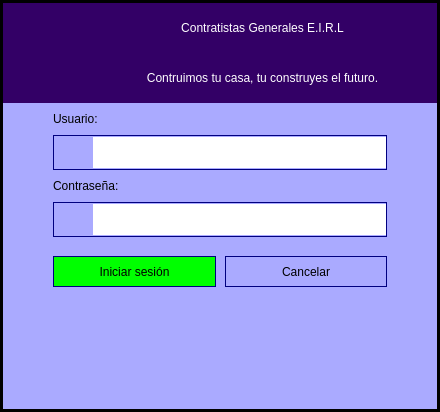
The window that ui_files/login.ui (Romehe369/aec_contrastistas_g) describes before a commit, drawn with Qt 5.
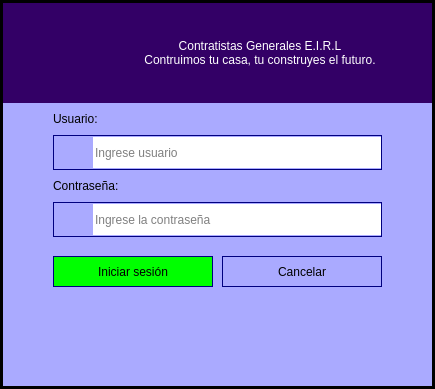
The same window after the commit. Icons and pictures are not drawn.

```diff
--- a/ui_files/login.ui
+++ b/ui_files/login.ui
@@ -6,8 +6,8 @@
    <rect>
     <x>0</x>
     <y>0</y>
-    <width>440</width>
-    <height>412</height>
+    <width>435</width>
+    <height>389</height>
    </rect>
   </property>
   <property name="windowTitle">
@@ -67,7 +67,7 @@
          <property name="minimumSize">
           <size>
            <width>0</width>
-           <height>100</height>
+           <height>80</height>
           </size>
          </property>
          <property name="maximumSize">
@@ -87,6 +87,9 @@
           <enum>QFrame::Raised</enum>
          </property>
          <layout class="QHBoxLayout" name="horizontalLayout_5">
+          <property name="spacing">
+           <number>6</number>
+          </property>
           <property name="leftMargin">
            <number>9</number>
           </property>
@@ -127,6 +130,19 @@
             <property name="spacing">
              <number>0</number>
             </property>
+            <item>
+             <spacer name="verticalSpacer_3">
+              <property name="orientation">
+               <enum>Qt::Vertical</enum>
+              </property>
+              <property name="sizeHint" stdset="0">
+               <size>
+                <width>20</width>
+                <height>40</height>
+               </size>
+              </property>
+             </spacer>
+            </item>
             <item>
              <widget class="QLabel" name="label_6">
               <property name="styleSheet">
@@ -155,6 +171,19 @@
               </property>
              </widget>
             </item>
+            <item>
+             <spacer name="verticalSpacer_2">
+              <property name="orientation">
+               <enum>Qt::Vertical</enum>
+              </property>
+              <property name="sizeHint" stdset="0">
+               <size>
+                <width>20</width>
+                <height>40</height>
+               </size>
+              </property>
+             </spacer>
+            </item>
            </layout>
           </item>
          </layout>
@@ -269,6 +298,9 @@
 border:none;
 font: 12pt &quot;MS Shell Dlg 2&quot;;</string>
               </property>
+              <property name="placeholderText">
+               <string>Ingrese usuario</string>
+              </property>
              </widget>
             </item>
            </layout>
@@ -372,6 +404,9 @@
               <property name="echoMode">
                <enum>QLineEdit::Password</enum>
               </property>
+              <property name="placeholderText">
+               <string>Ingrese la contraseña</string>
+              </property>
              </widget>
             </item>
            </layout>
```
Left out of the diff: 4 changed lines with no effect on the pictures.
